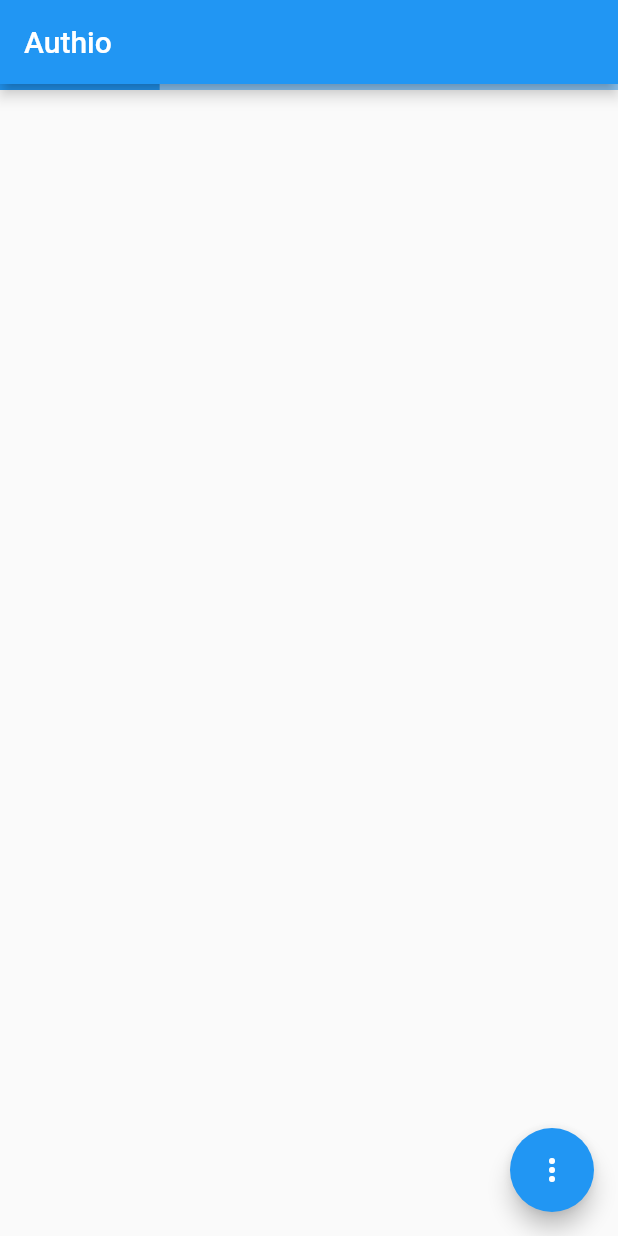
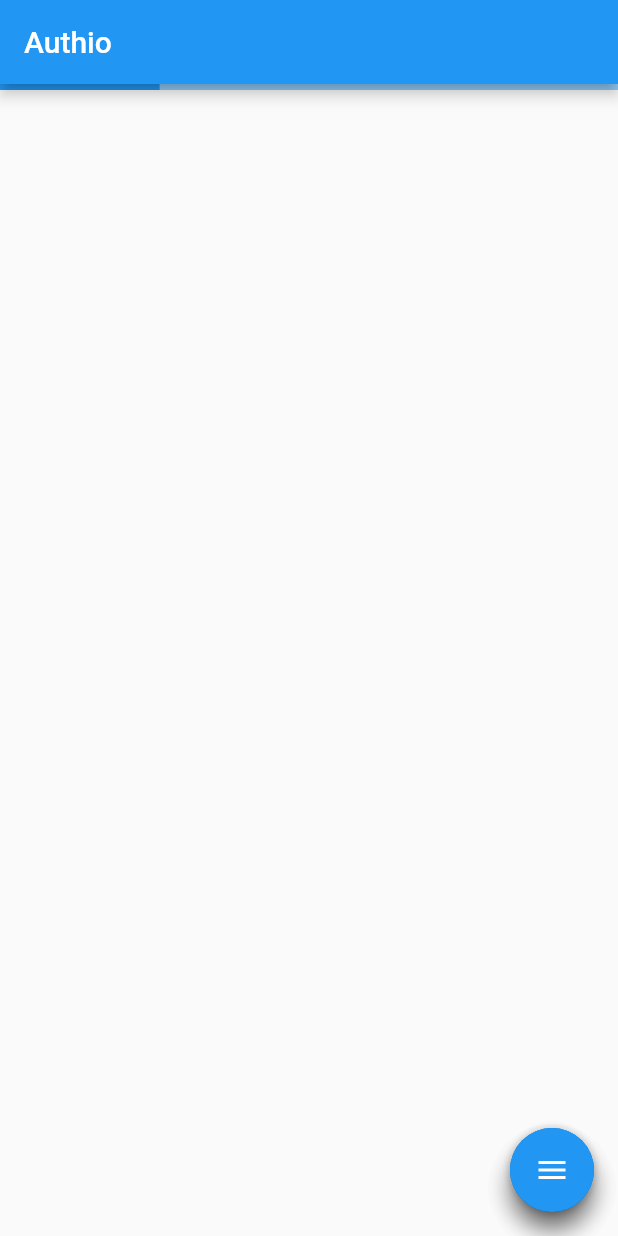
Before and after one commit to zachgenius/authio, a Flutter app: the screen it shows after launch, on a phone screen of 412 x 824 dp. Run offline on Flutter 3.47's test engine with Material 2 defaults, Android fonts, the phone set to English and light mode, and no system bars; missing offline and left inert: base32, qrcode_reader.

Commit message:
no message

```diff
--- a/lib/main.dart
+++ b/lib/main.dart
@@ -5,6 +5,7 @@ import 'package:path_provider/path_provider.dart';
 import 'dart:async';
 import 'dart:convert';
 import 'package:qrcode_reader/qrcode_reader.dart';
+import 'menu_anim_button.dart';
 
 void main() => runApp(MyApp());
 
@@ -57,10 +58,6 @@ class _MyHomePageState extends State<MyHomePage> {
 
   Timer _countdownTimer;
 
-  void showAddMenu(){
-    scanQRCode();
-  }
-
   void refreshList(){
     setState(() {
       _2faItems.forEach((f) => f.generateOutputNumber());
@@ -94,6 +91,9 @@ class _MyHomePageState extends State<MyHomePage> {
     }).catchError((_){});
   }
 
+  void jumpToSettings(){
+
+  }
 
   @override
   void initState() {
@@ -230,11 +230,7 @@ class _MyHomePageState extends State<MyHomePage> {
           ))
         ],
       ),
-      floatingActionButton: FloatingActionButton(
-        onPressed: showAddMenu,
-        tooltip: 'ShowAddMenu',
-        child: Icon(Icons.more_vert),
-      ), // This trailing comma makes auto-formatting nicer for build methods.
+      floatingActionButton: MenuAnimButton(cameraCallback: scanQRCode, settingsCallBack: jumpToSettings,), // This trailing comma makes auto-formatting nicer for build methods.
     );
   }
 
--- /dev/null
+++ b/lib/menu_anim_button.dart
@@ -0,0 +1,139 @@
+import 'package:flutter/material.dart';
+
+class MenuAnimButton extends StatefulWidget {
+
+  final VoidCallback cameraCallback;
+
+  final VoidCallback settingsCallBack;
+
+  const MenuAnimButton({
+    Key key,
+    @required this.cameraCallback,
+    @required this.settingsCallBack,
+  }):super(key: key);
+
+  @override
+  State<StatefulWidget> createState() {
+
+    var menu = _MenuAnimButtonState();
+    menu.cameraCallback = cameraCallback;
+    menu.settingsCallBack = settingsCallBack;
+    return menu;
+  }
+
+}
+
+class _MenuAnimButtonState extends State<MenuAnimButton> with SingleTickerProviderStateMixin{
+
+  VoidCallback cameraCallback;
+
+  VoidCallback settingsCallBack;
+
+  bool isOpened = false;
+  AnimationController _animationController;
+  Animation<Color> _buttonColor;
+  Animation<double> _animateIcon;
+  Curve _curve = Curves.easeOut;
+
+  Animation<double> _translateButton;
+  double _fabHeight = 56.0;
+
+  @override
+  void initState() {
+    _animationController =
+        AnimationController(vsync: this, duration: Duration(milliseconds: 300))
+          ..addListener((){
+            setState(() {
+
+            });
+        });
+
+    _animateIcon = Tween<double>(begin: 0.0, end: 1.0).animate(_animationController);
+
+    _buttonColor = ColorTween(begin: Colors.blue, end: Colors.red)
+        .animate(CurvedAnimation(
+            parent: _animationController,
+            curve: Interval(0.0, 1.0, curve: _curve)));
+
+    _translateButton = Tween<double>(
+      begin: _fabHeight,
+      end: -14.0
+    ).animate(CurvedAnimation(parent: _animationController, curve: Interval(0, 0.75, curve: _curve)));
+
+    super.initState();
+  }
+
+  void animate(){
+    if(!isOpened){
+      _animationController.forward();
+    }
+    else{
+      _animationController.reverse();
+    }
+
+    isOpened = !isOpened;
+  }
+
+  void onCamera(){
+    animate();
+    if (cameraCallback != null){
+      cameraCallback();
+    }
+  }
+
+  void onSettings(){
+    animate();
+    if (settingsCallBack != null){
+      settingsCallBack();
+    }
+  }
+
+  Widget toggle(){
+    return FloatingActionButton(
+      backgroundColor: _buttonColor.value,
+      onPressed: animate,
+      tooltip: 'Menu',
+      child: AnimatedIcon(icon: AnimatedIcons.menu_close, progress: _animateIcon),
+    );
+  }
+
+  @override
+  Widget build(BuildContext context) {
+
+    return Column(
+      mainAxisAlignment: MainAxisAlignment.end,
+      children: <Widget>[
+        Transform(transform: Matrix4.translationValues(0.0, _translateButton.value * 2.0, 0.0), child: camera(),),
+        Transform(transform: Matrix4.translationValues(0.0, _translateButton.value, 0.0), child: settings(),),
+        toggle()
+      ],
+    );
+  }
+
+  @override
+  void dispose() {
+    _animationController.dispose();
+    super.dispose();
+  }
+
+  Widget camera(){
+    return new Container(
+      child: FloatingActionButton(
+        onPressed: onCamera,
+        tooltip: "Scan QR Code",
+        child: Icon(Icons.camera_alt),
+      ),
+    );
+  }
+
+  Widget settings(){
+    return new Container(
+      child: FloatingActionButton(
+        onPressed: onSettings,
+        tooltip: "Settings",
+        child: Icon(Icons.settings),
+      ),
+    );
+  }
+
+}
```
Also changed, not shown: lib/setting_screen.dart (added).
